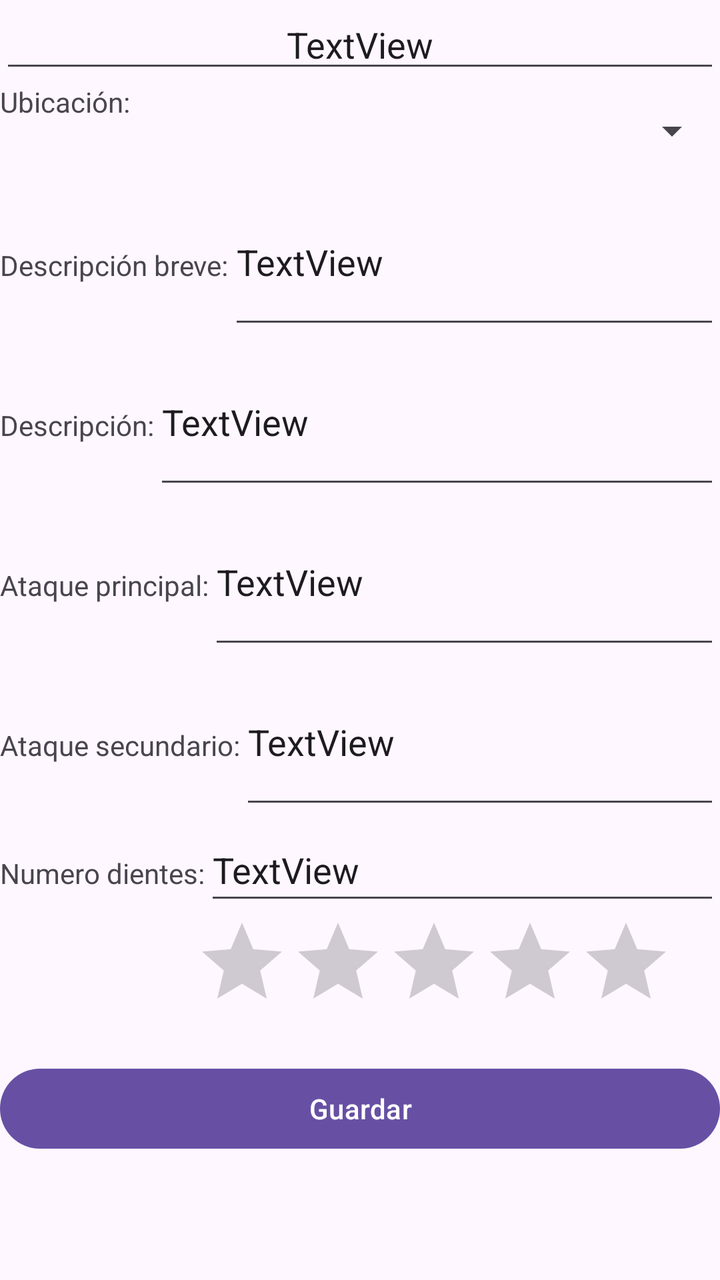
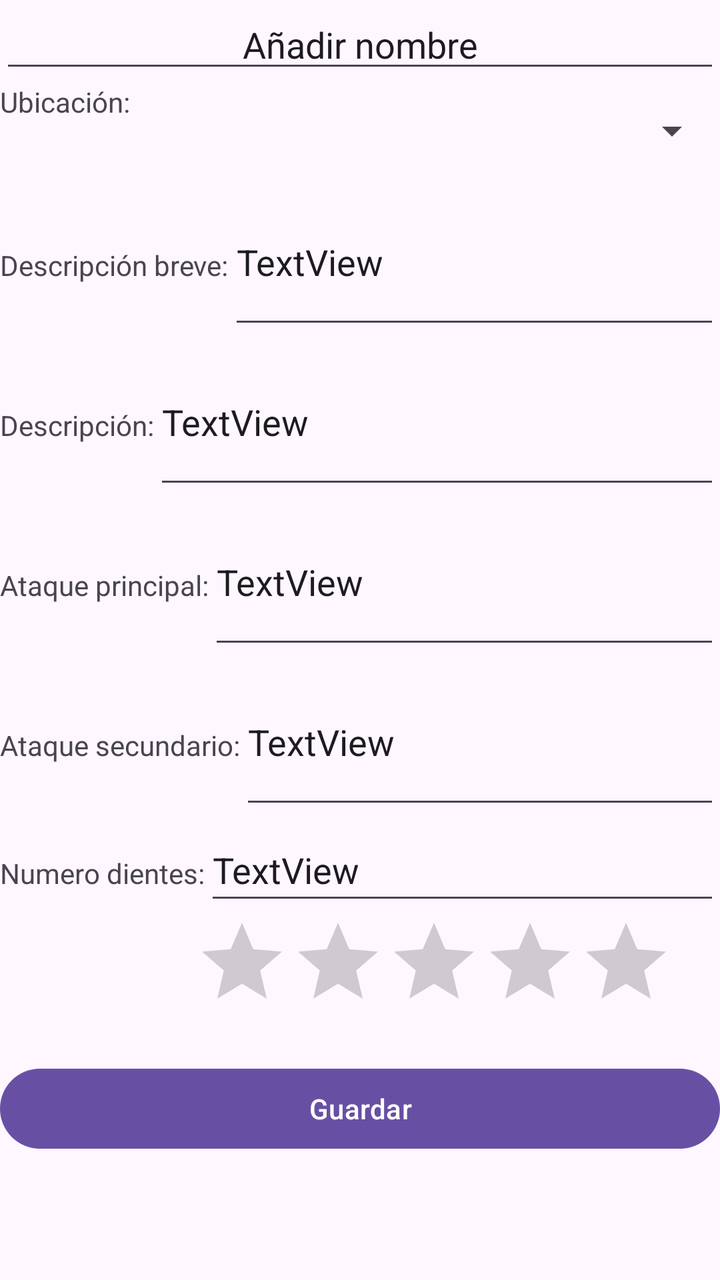

Before-and-after screenshots of an Android layout around one commit, followed by the original layout XML and the change that was made.
<!-- AndroidManifest.xml: application theme Theme.Android_LunaLorena -->
<!-- res/layout/activity_editar_enemigo.xml -->
<?xml version="1.0" encoding="utf-8"?>
<LinearLayout xmlns:android="http://schemas.android.com/apk/res/android"
    xmlns:app="http://schemas.android.com/apk/res-auto"
    xmlns:tools="http://schemas.android.com/tools"
    android:id="@+id/main"
    android:layout_width="match_parent"
    android:layout_height="match_parent"
    android:orientation="vertical"
    tools:context=".EditarEnemigoActivity">

    <EditText
        android:id="@+id/textNombre2"
        android:layout_width="match_parent"
        android:layout_height="wrap_content"
        android:text="TextView"
        android:textAlignment="center" />

    <LinearLayout
        android:layout_width="match_parent"
        android:layout_height="wrap_content"
        android:orientation="horizontal"></LinearLayout>

    <LinearLayout
        android:layout_width="match_parent"
        android:layout_height="wrap_content"
        android:orientation="horizontal">

        <TextView
            android:id="@+id/textView3"
            android:layout_width="match_parent"
            android:layout_height="wrap_content"
            android:layout_weight="1"
            android:text="Ubicación:" />

        <Spinner
            android:id="@+id/spinner"
            android:layout_width="match_parent"
            android:layout_height="48dp"
            android:layout_weight="1" />
    </LinearLayout>

    <LinearLayout
        android:layout_width="match_parent"
        android:layout_height="wrap_content"
        android:orientation="horizontal">

        <TextView
            android:id="@+id/textView6"
            android:layout_width="wrap_content"
            android:layout_height="wrap_content"
            android:layout_weight="0"
            android:text="Descripción breve:" />

        <EditText
            android:id="@+id/textDescripcionBreve2"
            android:layout_width="wrap_content"
            android:layout_height="80dp"
            android:layout_weight="1"
            android:text="TextView" />
    </LinearLayout>

    <LinearLayout
        android:layout_width="match_parent"
        android:layout_height="wrap_content"
        android:orientation="horizontal">

        <TextView
            android:id="@+id/textView8"
            android:layout_width="wrap_content"
            android:layout_height="wrap_content"
            android:layout_weight="0"
            android:text="Descripción:" />

        <EditText
            android:id="@+id/textDescripcion2"
            android:layout_width="wrap_content"
            android:layout_height="80dp"
            android:layout_weight="1"
            android:text="TextView" />
    </LinearLayout>

    <LinearLayout
        android:layout_width="match_parent"
        android:layout_height="wrap_content"
        android:orientation="horizontal">

        <TextView
            android:id="@+id/textView12"
            android:layout_width="wrap_content"
            android:layout_height="wrap_content"
            android:layout_weight="0"
            android:text="Ataque principal:" />

        <EditText
            android:id="@+id/textAtaquePrin2"
            android:layout_width="wrap_content"
            android:layout_height="80dp"
            android:layout_weight="1"
            android:text="TextView" />
    </LinearLayout>

    <LinearLayout
        android:layout_width="match_parent"
        android:layout_height="wrap_content"
        android:orientation="horizontal">

        <TextView
            android:id="@+id/textView16"
            android:layout_width="wrap_content"
            android:layout_height="wrap_content"
            android:layout_weight="0"
            android:text="Ataque secundario:" />

        <EditText
            android:id="@+id/textAtaqueSec2"
            android:layout_width="wrap_content"
            android:layout_height="80dp"
            android:layout_weight="1"
            android:text="TextView" />
    </LinearLayout>

    <LinearLayout
        android:layout_width="match_parent"
        android:layout_height="wrap_content"
        android:orientation="horizontal">

        <TextView
            android:id="@+id/textView18"
            android:layout_width="wrap_content"
            android:layout_height="wrap_content"
            android:layout_weight="0"
            android:text="Numero dientes:" />

        <EditText
            android:id="@+id/textDientes2"
            android:layout_width="wrap_content"
            android:layout_height="48dp"
            android:layout_weight="1"
            android:text="TextView" />
    </LinearLayout>

    <RatingBar
        android:id="@+id/dificultadEnemigo2"
        android:layout_width="wrap_content"
        android:layout_height="wrap_content"
        android:layout_marginStart="97dp"
        android:max="5"
        android:numStars="5" />

    <Button
        android:id="@+id/bGuardar"
        android:layout_width="match_parent"
        android:layout_height="wrap_content"
        android:layout_marginTop="16dp"
        android:text="Guardar" />

</LinearLayout>
<!-- resources referenced by this layout -->
<resources>
  <style name="Theme.Android_LunaLorena" parent="Base.Theme.Android_LunaLorena" />
  <style name="Base.Theme.Android_LunaLorena" parent="Theme.Material3.DayNight.NoActionBar">
          
          
      </style>
</resources>

<!-- the commit's change to res/layout/activity_editar_enemigo.xml (unified diff, before → after) -->
@@ -12,13 +12,19 @@
         android:id="@+id/textNombre2"
         android:layout_width="match_parent"
         android:layout_height="wrap_content"
-        android:text="TextView"
+        android:text="Añadir nombre"
         android:textAlignment="center" />
 
     <LinearLayout
         android:layout_width="match_parent"
         android:layout_height="wrap_content"
-        android:orientation="horizontal"></LinearLayout>
+        android:orientation="horizontal">
+
+        <LinearLayout
+            android:layout_width="match_parent"
+            android:layout_height="match_parent"
+            android:orientation="horizontal"></LinearLayout>
+    </LinearLayout>
 
     <LinearLayout
         android:layout_width="match_parent"
